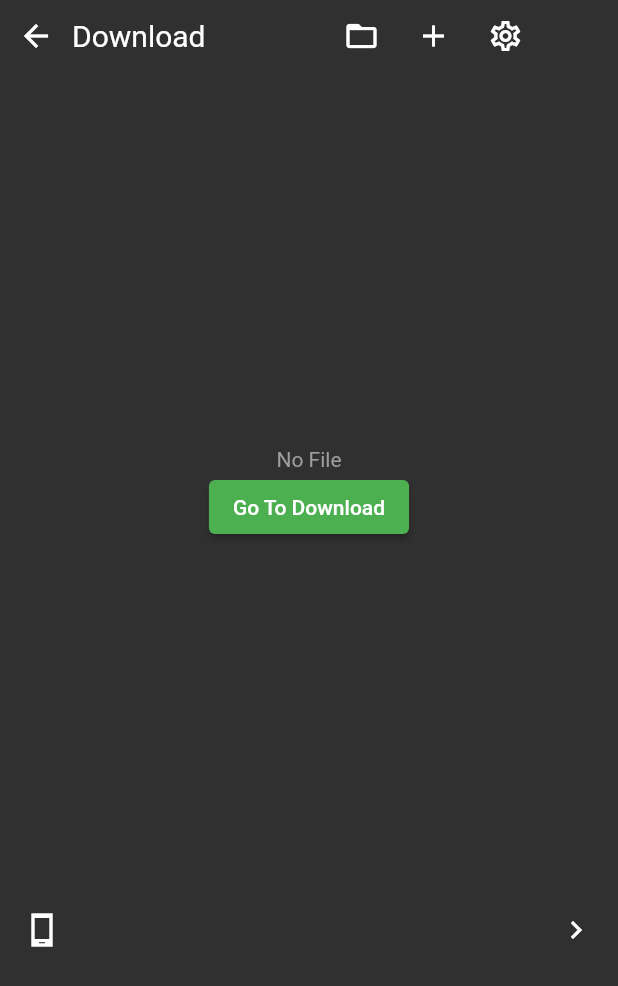
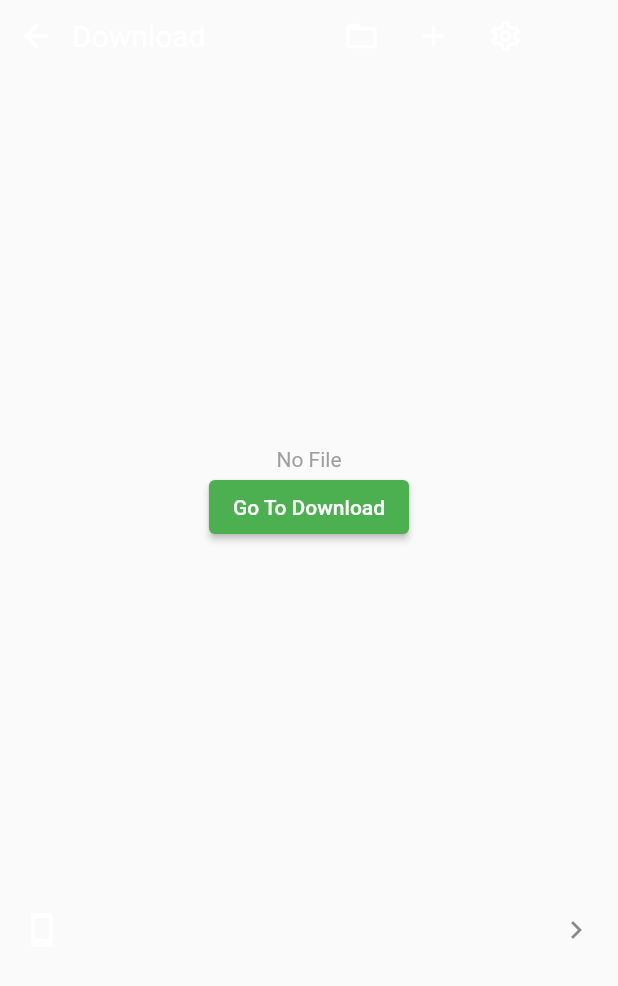
Before and after one commit to mraj555/play-it, a Flutter app: the screen it shows after launch, after a tap on the "download" icon, on a phone screen of 412 x 824 dp. Shown: the top 986 px of the screen. Run offline on Flutter 3.47's test engine with Material 2 defaults, Android fonts, the phone set to English and light mode, and no system bars; our stand-ins replace google_fonts; network calls fail.

Commit message:
File Added

```diff
--- a/lib/main.dart
+++ b/lib/main.dart
@@ -5,7 +5,6 @@ import 'package:play_it/homepage.dart';
 void main() {
   runApp(
     MaterialApp(
-      theme: ThemeData(brightness: Brightness.dark),
       debugShowCheckedModeBanner: false,
       home: Home(),
     ),
```
